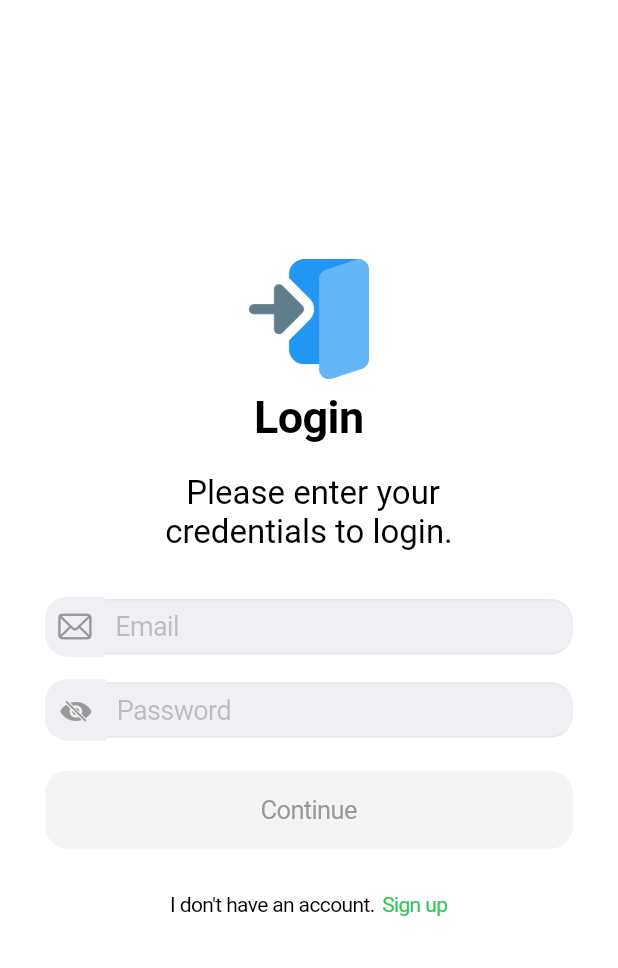
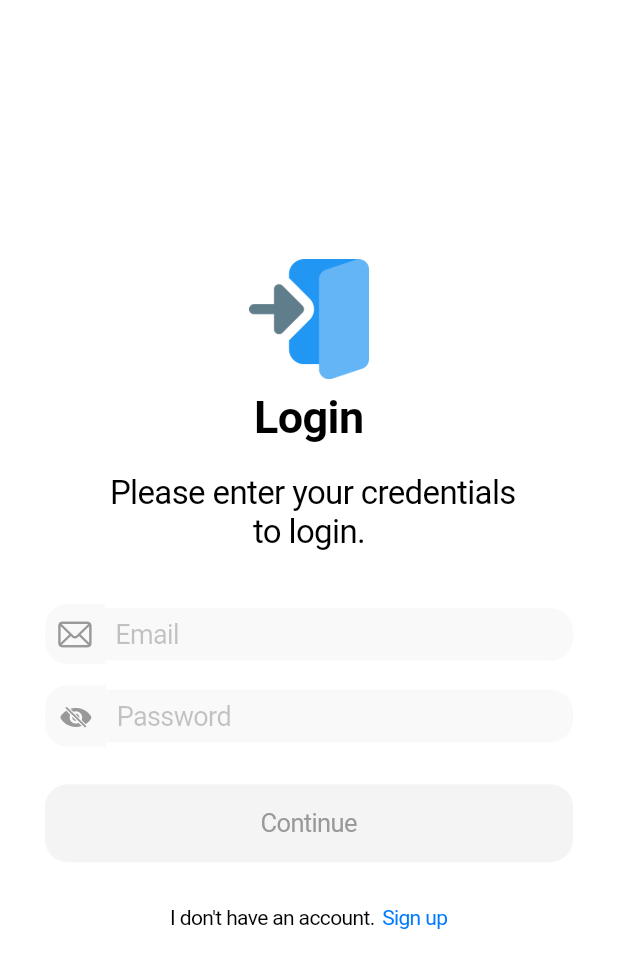
Before and after one commit to k0zlov/chat-app, a Flutter app: the LoginScreen screen opened by its route, on a phone screen of 412 x 824 dp. Shown: the top 968 px of the screen. Run offline on Flutter 3.47's test engine with Material 3 defaults, Android fonts, the light colour scheme and no system bars; our stand-ins replace bloc, dartz, dio, flutter_bloc, freezed_annotation, get_it and 4 more; accounts and stored records are empty.

Commit message:
#11 Some general improvements

```diff
--- a/lib/application.dart
+++ b/lib/application.dart
@@ -1,19 +1,32 @@
 import 'package:chat_app/core/navigation/navigation.dart';
+import 'package:chat_app/core/resources/theme.dart';
 import 'package:chat_app/core/widgets/blur/blurred_loading_screen.dart';
 import 'package:chat_app/features/auth/view/cubit/auth_cubit.dart';
+import 'package:chat_app/features/settings/view/cubit/settings_cubit.dart';
 import 'package:flutter/cupertino.dart';
 import 'package:flutter_bloc/flutter_bloc.dart';
 
 class ChatApplication extends StatelessWidget {
-  const ChatApplication({super.key});
+  const ChatApplication({
+    super.key,
+  });
 
   @override
   Widget build(BuildContext context) {
+    final Brightness deviceBrightness = MediaQuery.platformBrightnessOf(
+      context,
+    );
+
+    final SettingsState settingsState = context.select(
+      (SettingsCubit cubit) => cubit.state,
+    );
+
     return CupertinoApp.router(
       title: 'Chat-App',
       debugShowCheckedModeBanner: false,
-      theme: const CupertinoThemeData(
-        primaryColor: CupertinoColors.activeBlue,
+      theme: ApplicationTheme.themeData(
+        color: settingsState.themeColor.toColor,
+        brightness: settingsState.getBrightness ?? deviceBrightness,
       ),
       routerConfig: AppNavigation.router,
       builder: (context, child) {
--- a/lib/core/navigation/navigation.dart
+++ b/lib/core/navigation/navigation.dart
@@ -31,7 +31,7 @@
           }
 
           if (!isAuthorized && !isAuthPage) {
-            return AppRoutes.auth.path;
+            return AppRoutes.registration.path;
           }
 
           if (state.matchedLocation == '/') {
--- a/lib/core/resources/theme.dart
+++ b/lib/core/resources/theme.dart
@@ -1,3 +1,19 @@
+import 'package:flutter/cupertino.dart';
+
+class ApplicationTheme {
+  const ApplicationTheme._();
+
+  static CupertinoThemeData themeData({
+    required Color color,
+    required Brightness brightness,
+  }) {
+    return CupertinoThemeData(
+      primaryColor: color,
+      brightness: brightness,
+    );
+  }
+}
+
 enum AppThemeMode {
   system,
   light,
@@ -5,7 +21,19 @@
 }
 
 enum AppThemeColor {
-  standart,
+  standard,
   blue,
   green,
 }
+
+extension AppThemeColorExtension on AppThemeColor {
+  Color get toColor {
+    switch (this) {
+      case AppThemeColor.standard:
+      case AppThemeColor.blue:
+        return CupertinoColors.activeBlue;
+      case AppThemeColor.green:
+        return CupertinoColors.activeGreen;
+    }
+  }
+}
--- a/lib/core/widgets/buttons/cupertino_submit_button.dart
+++ b/lib/core/widgets/buttons/cupertino_submit_button.dart
@@ -21,13 +21,16 @@
 
   @override
   Widget build(BuildContext context) {
+    final Color primaryColor = CupertinoTheme.of(context).primaryColor;
+
+    final Color primaryContrast =
+        CupertinoTheme.of(context).primaryContrastingColor;
+
     final bool buttonEnabled = onPressed != null;
 
     final Color buttonTextColor = buttonEnabled
-        ? textColor ?? CupertinoColors.white
+        ? textColor ?? primaryContrast
         : CupertinoColors.inactiveGray;
-
-    final Color? defaultButtonColor = Colors.green[700];
 
     return SizedBox(
       width: width,
@@ -36,7 +39,7 @@
         child: CupertinoButton(
           borderRadius: BorderRadius.circular(15),
           onPressed: onPressed,
-          color: color ?? defaultButtonColor,
+          color: color ?? primaryColor,
           child: Text(
             label,
             style: TextStyle(
--- a/lib/core/widgets/reactive_text_field.dart
+++ b/lib/core/widgets/reactive_text_field.dart
@@ -22,6 +22,7 @@
 class _ReactiveTextFieldState extends State<ReactiveTextField> {
   final _controller = TextEditingController();
   final _focusNode = FocusNode();
+  bool isSelected = false;
 
   @override
   void initState() {
--- a/lib/features/auth/view/screens/init_screen.dart
+++ b/lib/features/auth/view/screens/init_screen.dart
@@ -28,7 +28,7 @@
               CupertinoSubmitButton(
                 label: 'Continue in {language}',
                 color: Colors.transparent,
-                textColor: Colors.green,
+                textColor: CupertinoTheme.of(context).primaryColor,
                 onPressed: () {},
               ),
             ],
--- a/lib/features/auth/view/screens/login_screen.dart
+++ b/lib/features/auth/view/screens/login_screen.dart
@@ -1,10 +1,13 @@
 import 'package:chat_app/core/navigation/navigation.dart';
+import 'package:chat_app/core/resources/theme.dart';
 import 'package:chat_app/core/widgets/blur/blurred_loading_screen.dart';
 import 'package:chat_app/core/widgets/buttons/cupertino_submit_button.dart';
 import 'package:chat_app/features/auth/view/cubit/auth_cubit.dart';
 import 'package:chat_app/features/auth/view/widgets/auth_text_field.dart';
 import 'package:chat_app/features/auth/view/widgets/hide_password_button.dart';
 import 'package:chat_app/features/auth/view/widgets/info_page.dart';
+import 'package:chat_app/features/settings/domain/use_cases/change_theme_mode.dart';
+import 'package:chat_app/features/settings/view/cubit/settings_cubit.dart';
 import 'package:chat_app/utils/text_input_validator/text_input_validator.dart';
 import 'package:flutter/cupertino.dart';
 import 'package:flutter/material.dart';
@@ -80,7 +83,7 @@
                     color: CupertinoColors.inactiveGray,
                   ),
                 ),
-                const SizedBox(height: 15),
+                const SizedBox(height: 4),
                 AuthTextField(
                   onChanged: cubit.onLoginPassword,
                   text: state.loginParams.password,
@@ -107,14 +110,13 @@
                     ),
                     CupertinoButton(
                       color: Colors.transparent,
-                      onPressed: () =>
-                          context.go(AppRoutes.registration.path),
+                      onPressed: () => context.go(AppRoutes.registration.path),
                       padding: const EdgeInsets.only(left: 5),
-                      child: const Text(
+                      child: Text(
                         'Sign up',
                         style: TextStyle(
                           fontSize: 14,
-                          color: CupertinoColors.activeGreen,
+                          color: CupertinoTheme.of(context).primaryColor,
                         ),
                       ),
                     ),
--- a/lib/features/auth/view/widgets/auth_text_field.dart
+++ b/lib/features/auth/view/widgets/auth_text_field.dart
@@ -21,11 +21,22 @@
 
   @override
   Widget build(BuildContext context) {
+    final Color primaryColor = CupertinoTheme.of(context).primaryColor;
+    final Color backgroundColor = CupertinoTheme.of(context).barBackgroundColor;
+
+    final Color inputColor = backgroundColor.withOpacity(0.99);
+
     const Radius borderRadius = Radius.circular(15);
+
+    final BorderSide borderSide = BorderSide(
+      color: primaryColor.withOpacity(0.3),
+    );
 
     return ReactiveTextField(
       text: text,
       builder: (controller, focusNode) {
+        final bool selected = focusNode.hasFocus;
+
         return CupertinoTextFormFieldRow(
           autovalidateMode: AutovalidateMode.onUserInteraction,
           controller: controller,
@@ -34,13 +45,20 @@
           autocorrect: false,
           placeholder: placeholder,
           validator: validator,
-          padding: EdgeInsetsDirectional.zero,
+          padding: EdgeInsets.symmetric(vertical: 5),
           style: const TextStyle(fontSize: 18),
           onChanged: onChanged,
           prefix: Container(
-            decoration: const BoxDecoration(
-              color: CupertinoColors.extraLightBackgroundGray,
-              borderRadius: BorderRadius.only(
+            decoration: BoxDecoration(
+              color: inputColor,
+              border: selected
+                  ? Border(
+                      top: borderSide,
+                      bottom: borderSide,
+                      left: borderSide,
+                    )
+                  : null,
+              borderRadius: const BorderRadius.only(
                 bottomLeft: borderRadius,
                 topLeft: borderRadius,
               ),
@@ -50,16 +68,18 @@
               child: prefix,
             ),
           ),
-          decoration: const BoxDecoration(
-            color: CupertinoColors.extraLightBackgroundGray,
-            borderRadius: BorderRadius.only(
+          decoration: BoxDecoration(
+            color: inputColor,
+            border: selected
+                ? Border(
+                    top: borderSide,
+                    bottom: borderSide,
+                    right: borderSide,
+                  )
+                : null,
+            borderRadius: const BorderRadius.only(
               bottomRight: borderRadius,
               topRight: borderRadius,
-            ),
-            border: Border.symmetric(
-              horizontal: BorderSide(
-                color: CupertinoColors.lightBackgroundGray,
-              ),
             ),
           ),
         );
--- a/lib/features/auth/view/widgets/info_page.dart
+++ b/lib/features/auth/view/widgets/info_page.dart
@@ -113,8 +113,10 @@
               child: RichText(
                 textAlign: TextAlign.center,
                 text: TextSpan(
-                  style: const TextStyle(
-                      color: CupertinoColors.black, fontSize: 22),
+                  style: CupertinoTheme.of(context)
+                      .textTheme
+                      .textStyle
+                      .copyWith(fontSize: 22),
                   children: [
                     for (int i = 0; i < pageData.description.length; i++) ...{
                       TextSpan(
--- a/lib/features/settings/domain/entities/theme_color_entity/theme_color_entity.dart
+++ b/lib/features/settings/domain/entities/theme_color_entity/theme_color_entity.dart
@@ -6,7 +6,7 @@
 @freezed
 class ThemeColorEntity with _$ThemeColorEntity {
   const factory ThemeColorEntity({
-    @Default(AppThemeColor.standart) AppThemeColor color,
+    @Default(AppThemeColor.standard) AppThemeColor color,
   }) = _ThemeColorEntity;
 
   const ThemeColorEntity._();
--- a/lib/features/settings/view/cubit/settings_cubit.dart
+++ b/lib/features/settings/view/cubit/settings_cubit.dart
@@ -1,3 +1,5 @@
+import 'dart:ui';
+
 import 'package:bloc/bloc.dart';
 import 'package:chat_app/core/errors/failure.dart';
 import 'package:chat_app/core/resources/theme.dart';
@@ -10,6 +12,7 @@
 import 'package:chat_app/features/settings/domain/use_cases/get_theme_color.dart';
 import 'package:chat_app/features/settings/domain/use_cases/get_theme_mode.dart';
 import 'package:dartz/dartz.dart';
+import 'package:flutter/cupertino.dart';
 
 part 'settings_state.dart';
 
--- a/lib/main.dart
+++ b/lib/main.dart
@@ -1,4 +1,5 @@
 import 'package:chat_app/core/screen_factory/screen_factory.dart';
+import 'package:chat_app/core/services/theme_service.dart';
 import 'package:chat_app/di_container.dart';
 import 'package:flutter/material.dart';
 
```
Also changed, not shown: lib/core/screen_factory/screen_factory.dart (+3 -6 lines), lib/core/services/theme_service.dart (+22 -12 lines), lib/features/auth/view/screens/registration_screen.dart (+4 -4 lines), lib/features/auth/view/widgets/info_page_view.dart (+5 -5 lines), lib/features/settings/data/repositories/settings_repository_impl.dart (+5 -18 lines), lib/features/settings/view/cubit/settings_state.dart (+12 -1 lines), lib/features/settings/domain/entities/theme_color_entity/theme_color_entity.freezed.dart.
